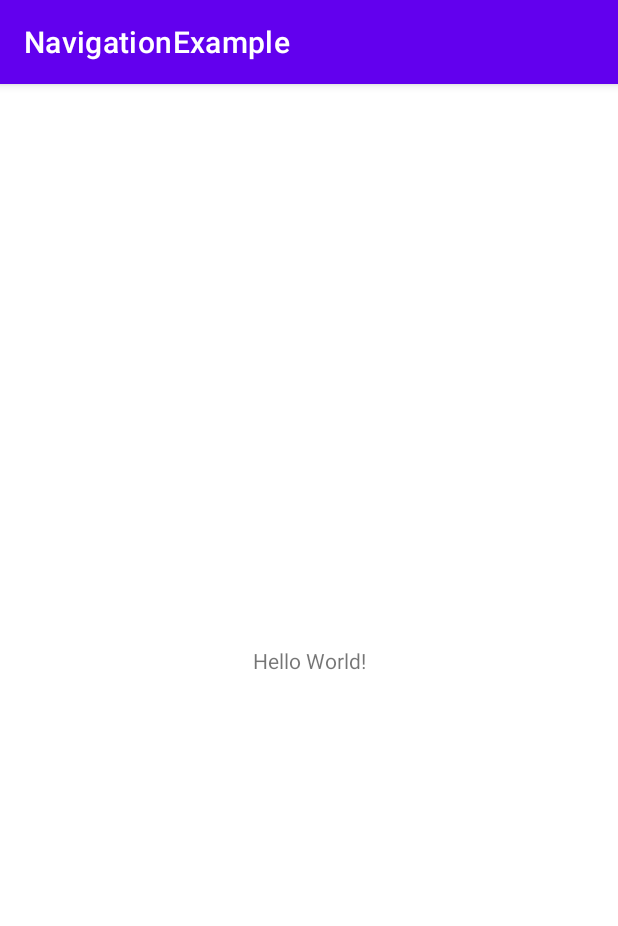
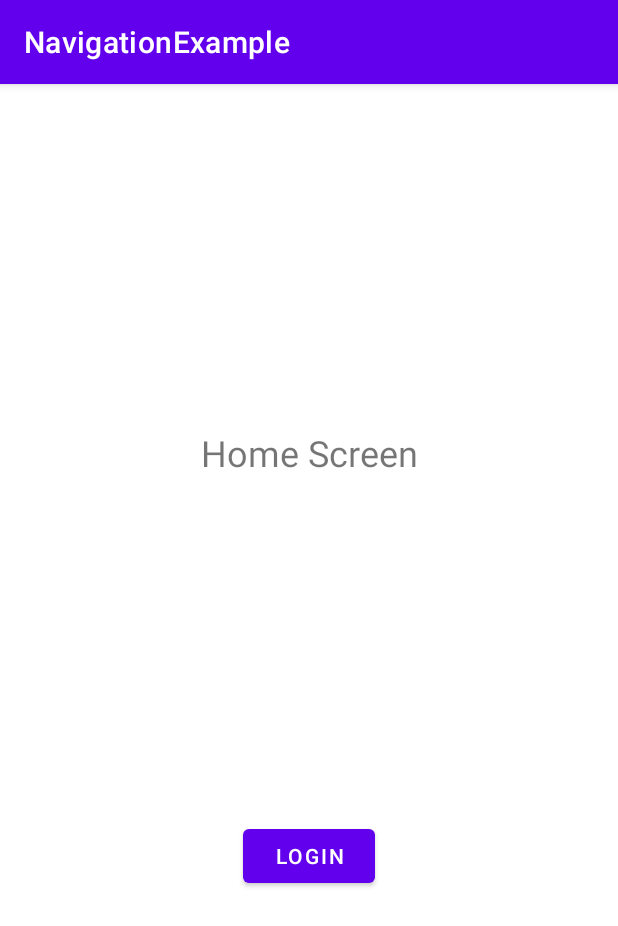
Before and after one commit to NjordJ/NavigationExample, an Android app: the screen it shows after launch (MainActivity), on a phone screen of 412 x 824 dp. Shown: the top 926 px of the screen. Run offline under Robolectric (Android 15) with nearby library versions, the phone set to English and light mode, and no system bars.

Commit message:
NavGraph, FragmentContainerView and HomeFragment

```diff
--- a/app/build.gradle
+++ b/app/build.gradle
@@ -1,6 +1,7 @@
 plugins {
     id 'com.android.application'
     id 'org.jetbrains.kotlin.android'
+    id 'androidx.navigation.safeargs.kotlin'
 }
 
 android {
--- /dev/null
+++ b/app/src/main/java/com/iruda/navigationexample/ui/HomeFragment.kt
@@ -0,0 +1,7 @@
+package com.iruda.navigationexample.ui
+
+import androidx.fragment.app.Fragment
+import com.iruda.navigationexample.R
+
+class HomeFragment: Fragment(R.layout.fragment_home) {
+}
--- /dev/null
+++ b/app/src/main/res/drawable/ic_home.xml
@@ -0,0 +1,5 @@
+<vector android:height="24dp" android:tint="#000000"
+    android:viewportHeight="24" android:viewportWidth="24"
+    android:width="24dp" xmlns:android="http://schemas.android.com/apk/res/android">
+    <path android:fillColor="@android:color/white" android:pathData="M10,20v-6h4v6h5v-8h3L12,3 2,12h3v8z"/>
+</vector>
--- /dev/null
+++ b/app/src/main/res/drawable/ic_menu.xml
@@ -0,0 +1,5 @@
+<vector android:height="24dp" android:tint="#000000"
+    android:viewportHeight="24" android:viewportWidth="24"
+    android:width="24dp" xmlns:android="http://schemas.android.com/apk/res/android">
+    <path android:fillColor="@android:color/white" android:pathData="M3,18h18v-2L3,16v2zM3,13h18v-2L3,11v2zM3,6v2h18L21,6L3,6z"/>
+</vector>
--- /dev/null
+++ b/app/src/main/res/drawable/ic_search.xml
@@ -0,0 +1,5 @@
+<vector android:height="24dp" android:tint="#000000"
+    android:viewportHeight="24" android:viewportWidth="24"
+    android:width="24dp" xmlns:android="http://schemas.android.com/apk/res/android">
+    <path android:fillColor="@android:color/white" android:pathData="M15.5,14h-0.79l-0.28,-0.27C15.41,12.59 16,11.11 16,9.5 16,5.91 13.09,3 9.5,3S3,5.91 3,9.5 5.91,16 9.5,16c1.61,0 3.09,-0.59 4.23,-1.57l0.27,0.28v0.79l5,4.99L20.49,19l-4.99,-5zM9.5,14C7.01,14 5,11.99 5,9.5S7.01,5 9.5,5 14,7.01 14,9.5 11.99,14 9.5,14z"/>
+</vector>
--- a/app/src/main/res/layout/activity_main.xml
+++ b/app/src/main/res/layout/activity_main.xml
@@ -6,13 +6,12 @@
     android:layout_height="match_parent"
     tools:context=".MainActivity">
 
-    <TextView
-        android:layout_width="wrap_content"
-        android:layout_height="wrap_content"
-        android:text="Hello World!"
-        app:layout_constraintBottom_toBottomOf="parent"
-        app:layout_constraintEnd_toEndOf="parent"
-        app:layout_constraintStart_toStartOf="parent"
-        app:layout_constraintTop_toTopOf="parent" />
+    <androidx.fragment.app.FragmentContainerView
+        android:id="@+id/nav_host_fragment"
+        android:name="androidx.navigation.fragment.NavHostFragment"
+        android:layout_width="match_parent"
+        android:layout_height="match_parent"
+        app:defaultNavHost="true"
+        app:navGraph="@navigation/nav_graph" />
 
 </androidx.constraintlayout.widget.ConstraintLayout>
--- /dev/null
+++ b/app/src/main/res/layout/fragment_home.xml
@@ -0,0 +1,30 @@
+<?xml version="1.0" encoding="utf-8"?>
+<androidx.constraintlayout.widget.ConstraintLayout xmlns:android="http://schemas.android.com/apk/res/android"
+    xmlns:app="http://schemas.android.com/apk/res-auto"
+    android:layout_width="match_parent"
+    android:layout_height="match_parent"
+    xmlns:tools="http://schemas.android.com/tools"
+    tools:context=".ui.HomeFragment">
+
+    <TextView
+        android:id="@+id/textView"
+        android:layout_width="wrap_content"
+        android:layout_height="wrap_content"
+        android:text="Home Screen"
+        android:textSize="24sp"
+        app:layout_constraintBottom_toTopOf="@+id/button_login"
+        app:layout_constraintEnd_toEndOf="parent"
+        app:layout_constraintStart_toStartOf="parent"
+        app:layout_constraintTop_toTopOf="parent" />
+
+    <Button
+        android:id="@+id/button_login"
+        android:layout_width="wrap_content"
+        android:layout_height="wrap_content"
+        android:text="Login"
+        app:layout_constraintBottom_toBottomOf="parent"
+        app:layout_constraintEnd_toEndOf="parent"
+        app:layout_constraintStart_toStartOf="parent"
+        app:layout_constraintTop_toBottomOf="@+id/textView" />
+
+</androidx.constraintlayout.widget.ConstraintLayout>
--- /dev/null
+++ b/app/src/main/res/navigation/nav_graph.xml
@@ -0,0 +1,13 @@
+<?xml version="1.0" encoding="utf-8"?>
+<navigation xmlns:android="http://schemas.android.com/apk/res/android"
+    xmlns:app="http://schemas.android.com/apk/res-auto"
+    xmlns:tools="http://schemas.android.com/tools"
+    android:id="@+id/nav_graph"
+    app:startDestination="@id/homeFragment">
+
+    <fragment
+        android:id="@+id/homeFragment"
+        android:name="com.iruda.navigationexample.ui.HomeFragment"
+        android:label="fragment_home"
+        tools:layout="@layout/fragment_home" />
+</navigation>
```
Also changed, not shown: app/src/main/res/anim/slide_in_bottom.xml (added, +7 -0 lines), app/src/main/res/anim/slide_in_left.xml (added, +7 -0 lines), app/src/main/res/anim/slide_in_right.xml (added, +7 -0 lines), app/src/main/res/anim/slide_in_top.xml (added, +7 -0 lines), app/src/main/res/anim/slide_out_bottom.xml (added, +7 -0 lines), app/src/main/res/anim/slide_out_left.xml (added, +7 -0 lines), app/src/main/res/anim/slide_out_right.xml (added, +7 -0 lines), app/src/main/res/anim/slide_out_top.xml (added, +8 -0 lines).
